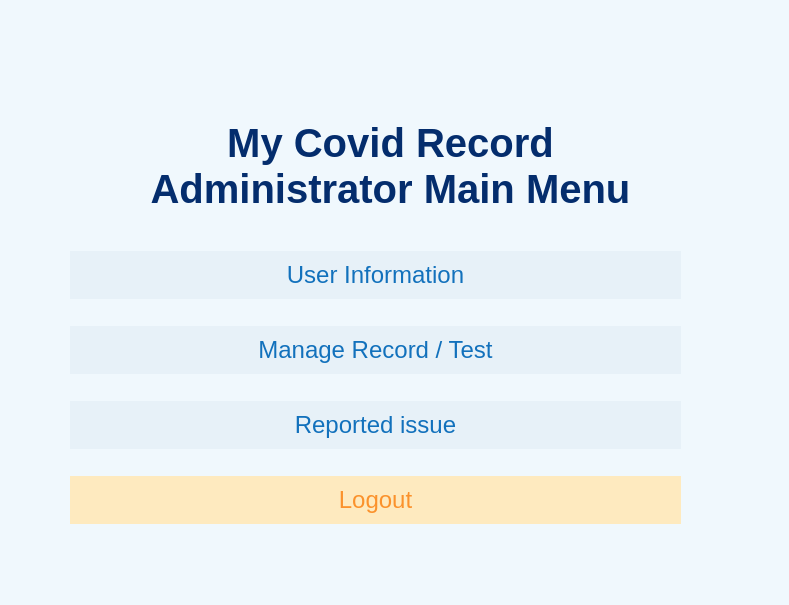
maria-gedye/QTapp, file MCR-app/admin_menu.ui: the form before one commit.
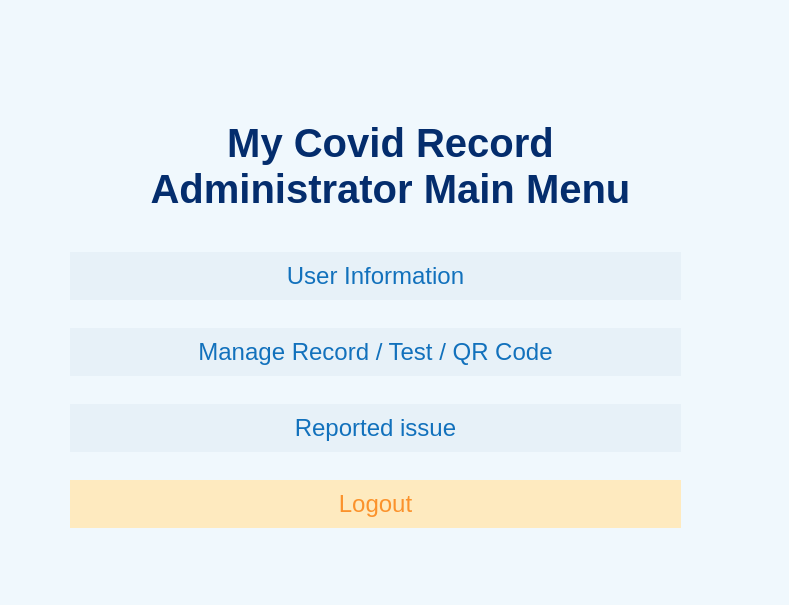
The form after the commit.

The edit to the form file:
```diff
--- a/MCR-app/admin_menu.ui
+++ b/MCR-app/admin_menu.ui
@@ -50,7 +50,7 @@
      <x>70</x>
      <y>240</y>
      <width>611</width>
-     <height>296</height>
+     <height>303</height>
     </rect>
    </property>
    <layout class="QVBoxLayout" name="verticalLayout">
@@ -80,7 +80,7 @@
 margin: 10, 10, 10, 10;</string>
       </property>
       <property name="text">
-       <string>Manage Record / Test</string>
+       <string>Manage Record / Test / QR Code</string>
       </property>
      </widget>
     </item>
```
